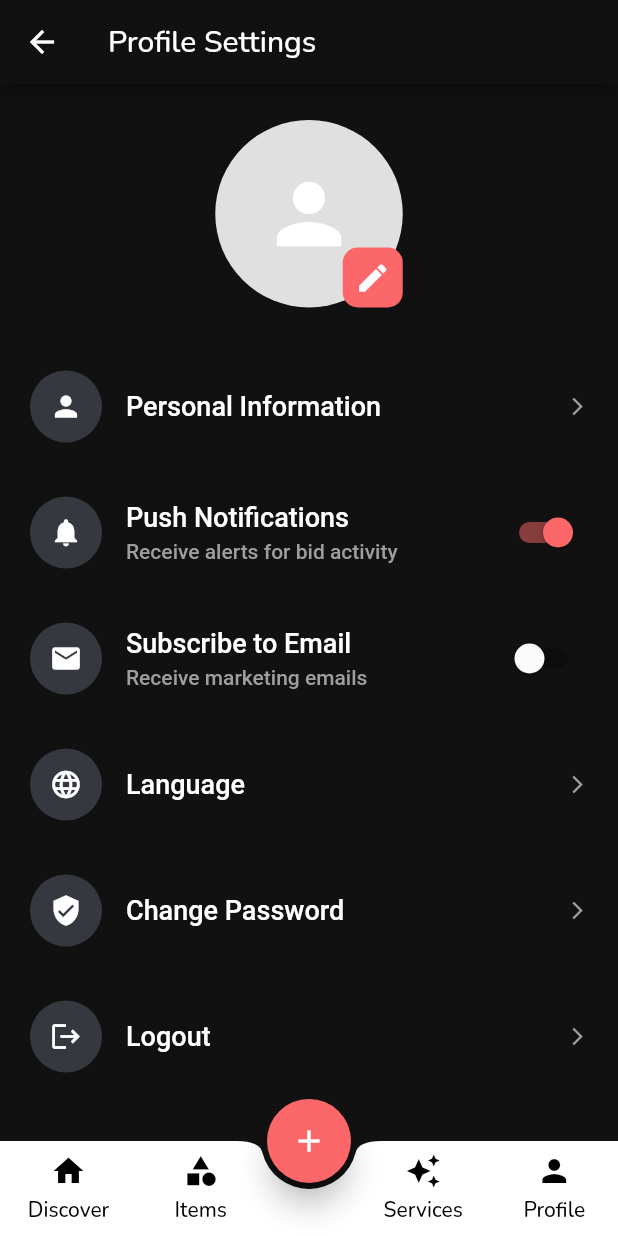
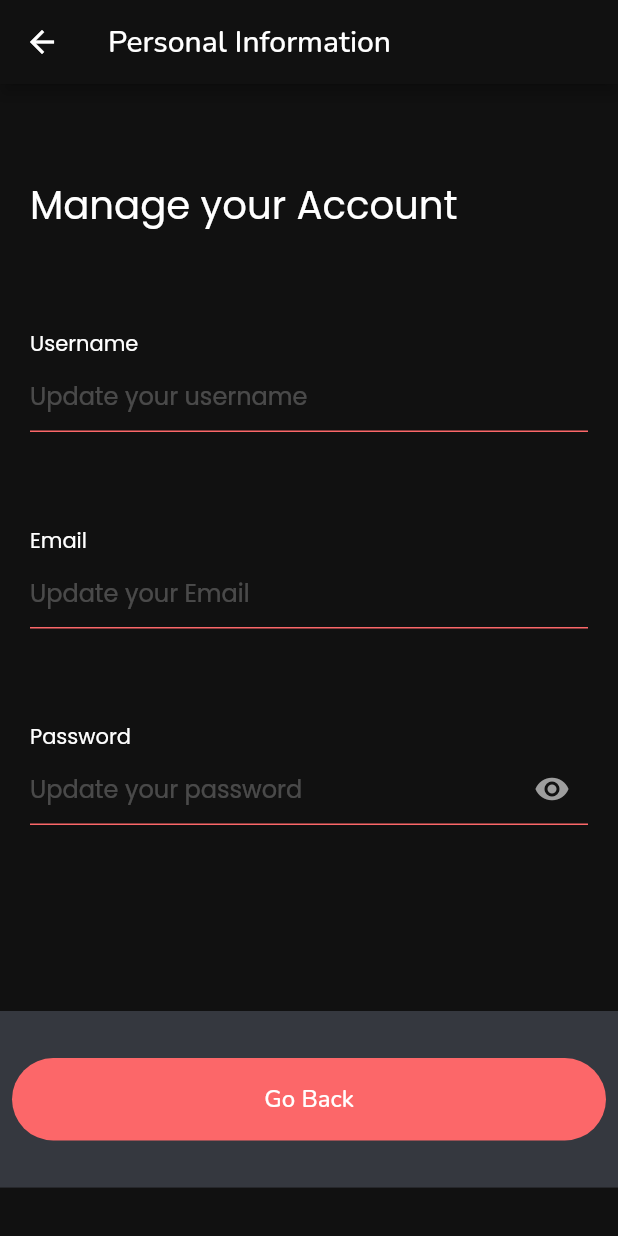
Before and after one commit to anuragkainth/Goose-Marketplace-App, a Flutter app: the screen it shows once a user with an empty profile is signed in, item 4 of the bottom bar chosen, after a tap on "Personal Information", on a phone screen of 412 x 824 dp. Run offline on Flutter 3.47's test engine with Material 2 defaults, Android fonts, the phone set to English and light mode, and no system bars; our stand-ins replace cloud_firestore, email_validator, firebase_auth, firebase_core, get, google_fonts; missing offline and left inert: msh_checkbox; accounts and stored records are empty.

Commit message:
Read and Update functionality added

```diff
--- /dev/null
+++ b/lib/database/profile_controller.dart
@@ -0,0 +1,38 @@
+import 'package:firebase_auth/firebase_auth.dart';
+import 'package:flutter/cupertino.dart';
+import 'package:get/get.dart';
+import 'package:marketplace_app/database/user_model.dart';
+import 'package:marketplace_app/database/user_repository.dart';
+
+class ProfileController extends GetxController{
+
+  static ProfileController get instance => Get.find();
+
+
+  // Repository
+
+  final _userRepo = Get.put(UserRepository());
+
+  // GET USER EMAIL AND PASSWORD TO  USER REPOSITORY TO FETCH RECORD FROM DATABASE
+
+  getUserData() {
+
+    final String? email =  FirebaseAuth.instance.currentUser?.email;
+
+    if(email != null){
+
+      return _userRepo.getUserDetails(email);
+
+    } else {
+
+      Get.snackbar("Error", "Login to Continue");
+    }
+
+  }
+
+  updateRecord(UserModel user) async {
+
+    await _userRepo.updateUserRecord(user);
+  }
+
+}
--- a/lib/database/user_model.dart
+++ b/lib/database/user_model.dart
@@ -1,3 +1,4 @@
+import 'package:cloud_firestore/cloud_firestore.dart';
 
 class UserModel {
   final String? id;
@@ -11,14 +12,25 @@ class UserModel {
       required this.password,
       required this.email});
 
-  toJson(){
+  toJson() {
+    return {"fullName": fullName, "Email": email, "Password": password};
+  }
 
-    return{
+  // static UserModel formJson(Map<String, dynamic> json) =>
+  //   UserModel(fullName: json["fullName"], password: json["password"], email: json["Email"]);
 
-      "fullName": fullName,
-      "Email": email,
-      "Password": password
-    };
 
+  // MAP USER FETCHED FROM FIREBASE TO UserModel
+
+
+  factory UserModel.fromSnapshot(
+      DocumentSnapshot<Map<String, dynamic>> document) {
+    final data = document.data()!;
+
+    return UserModel(
+        id: document.id,
+        fullName: data["fullName"],
+        password: data["Password"],
+        email: data["Email"]);
   }
 }
--- a/lib/database/user_repository.dart
+++ b/lib/database/user_repository.dart
@@ -34,4 +34,20 @@ class UserRepository extends GetxController {
       );
     });
   }
+
+  // FETCH USER DETAIL FORM Firestore
+
+  Future<UserModel> getUserDetails(String email) async {
+
+    final snapShot = await _db.collection("Users").where("Email", isEqualTo: email).get();
+    final userData = snapShot.docs.map((e) => UserModel.fromSnapshot(e)).single;
+
+    return userData;
+  }
+
+  Future<void> updateUserRecord(UserModel user) async {
+
+    await _db.collection("Users").doc(user.id).update(user.toJson());
+
+  }
 }
--- /dev/null
+++ b/lib/pages/personal_info_page.dart
@@ -0,0 +1,254 @@
+import 'package:flutter/material.dart';
+import 'package:marketplace_app/constants/colors.dart';
+import 'package:google_fonts/google_fonts.dart';
+import 'package:email_validator/email_validator.dart';
+import 'package:marketplace_app/database/profile_controller.dart';
+import 'package:marketplace_app/database/user_model.dart';
+import 'package:marketplace_app/utilities/auth_button.dart';
+import 'package:get/get.dart';
+
+class PersonalInfoPage extends StatefulWidget {
+  const PersonalInfoPage({Key? key}) : super(key: key);
+
+  @override
+  State<PersonalInfoPage> createState() => _PersonalInfoPageState();
+}
+
+class _PersonalInfoPageState extends State<PersonalInfoPage> {
+
+  bool _obscureText = true;
+
+  bool isChecked = true;
+  bool isDisabled = false;
+
+  bool? valueFirst = false;
+
+  final formKey = GlobalKey<FormState>();
+
+  String? updateUserName;
+  String? updatePassword;
+  String? updateEmail;
+
+
+
+  @override
+  Widget build(BuildContext context) {
+
+    final controller = Get.put(ProfileController());
+
+    return Scaffold(
+        appBar: AppBar(
+          title: Text(
+              'Personal Information',
+            style: GoogleFonts.nunito(
+              textStyle: TextStyle(color: Colors.white)
+            ),
+          )
+        ),
+        body: SafeArea(
+          child: SingleChildScrollView(
+            child: Expanded(
+              child: FutureBuilder(
+                future: controller.getUserData(),
+                builder: (context,snapshot){
+                  if(snapshot.connectionState == ConnectionState.done){
+                    if(snapshot.hasData) {
+
+                      UserModel userData = snapshot.data as UserModel;
+
+                      return Column(
+                        mainAxisAlignment: MainAxisAlignment.spaceBetween,
+                        children: [
+                          SizedBox(
+                            height: MediaQuery.of(context).size.height * 3 / 4,
+                            width: double.infinity,
+                            child: Padding(
+                              padding: EdgeInsets.symmetric(horizontal: 20.0),
+                              child: Form(
+                                key: formKey,
+                                child: Column(
+                                  mainAxisAlignment: MainAxisAlignment.spaceEvenly,
+                                  crossAxisAlignment: CrossAxisAlignment.start,
+                                  children: [
+                                    Row(
+                                      children: [
+                                        Text(
+                                          'Manage your Account',
+                                          style: GoogleFonts.poppins(
+                                              textStyle: TextStyle(
+                                                color: Colors.white,
+                                                fontSize: MediaQuery.of(context).size.width / 16,
+                                              )),
+                                        ),
+                                      ],
+                                    ),
+                                    Column(
+                                      crossAxisAlignment: CrossAxisAlignment.start,
+                                      children: [
+                                        Text(
+                                          'Username',
+                                          style: GoogleFonts.poppins(
+                                              textStyle: TextStyle(
+                                                color: Colors.white,
+                                              )),
+                                        ),
+                                        TextFormField(
+                                          // controller: controller.username,
+                                          initialValue: userData.fullName,
+                                          autovalidateMode:
+                                          AutovalidateMode.onUserInteraction,
+                                          validator: (username) => (username == '')
+                                              ? 'Enter a user name'
+                                              : null,
+                                          style: GoogleFonts.poppins(
+                                              textStyle: TextStyle(
+                                                color: Colors.white70,
+                                              )),
+                                          decoration: InputDecoration(
+                                            hintText: 'Update your username',
+                                            hintStyle: GoogleFonts.poppins(
+                                                textStyle:
+                                                TextStyle(color: Colors.white24)),
+                                            enabledBorder: UnderlineInputBorder(
+                                              borderSide:
+                                              BorderSide(color: kDefaultRedColor),
+                                            ),
+                                            focusedBorder: UnderlineInputBorder(
+                                              borderSide:
+                                              BorderSide(color: kDefaultRedColor),
+                                            ),
+                                          ),
+                                        )
+                                      ],
+                                    ),
+                                    Column(
+                                      crossAxisAlignment: CrossAxisAlignment.start,
+                                      children: [
+                                        Text(
+                                          'Email',
+                                          style: GoogleFonts.poppins(
+                                              textStyle: TextStyle(
+                                                color: Colors.white,
+                                              )),
+                                        ),
+                                        TextFormField(
+                                          // controller: controller.email,
+                                          initialValue: userData.email,
+                                          autovalidateMode:
+                                          AutovalidateMode.onUserInteraction,
+                                          validator: (email) => email != null &&
+                                              !EmailValidator.validate(email)
+                                              ? 'Enter a valid email'
+                                              : null,
+                                          style: GoogleFonts.poppins(
+                                              textStyle: TextStyle(
+                                                color: Colors.white70,
+                                              )),
+                                          decoration: InputDecoration(
+                                            hintText: 'Update your Email',
+                                            hintStyle: GoogleFonts.poppins(
+                                                textStyle:
+                                                TextStyle(color: Colors.white24)),
+                                            enabledBorder: UnderlineInputBorder(
+                                              borderSide:
+                                              BorderSide(color: kDefaultRedColor),
+                                            ),
+                                            focusedBorder: UnderlineInputBorder(
+                                              borderSide:
+                                              BorderSide(color: kDefaultRedColor),
+                                            ),
+                                          ),
+                                        )
+                                      ],
+                                    ),
+                                    Column(
+                                      crossAxisAlignment: CrossAxisAlignment.start,
+                                      children: [
+                                        Text(
+                                          'Password',
+                                          style: GoogleFonts.poppins(
+                                              textStyle: TextStyle(
+                                                color: Colors.white,
+                                              )),
+                                        ),
+                                        TextFormField(
+                                          // controller: controller.password,
+                                          initialValue: userData.password,
+                                          autovalidateMode:
+                                          AutovalidateMode.onUserInteraction,
+                                          validator: (value) =>
+                                          value != null && value.length < 6
+                                              ? 'Enter min. 6 characters'
+                                              : null,
+                                          obscureText: _obscureText,
+                                          style: GoogleFonts.poppins(
+                                              textStyle: TextStyle(
+                                                color: Colors.white70,
+                                              )),
+                                          decoration: InputDecoration(
+                                            suffixIcon: GestureDetector(
+                                              onTap: () {
+                                                setState(() {
+                                                  _obscureText = !_obscureText;
+                                                });
+                                              },
+                                              child: Icon(
+                                                _obscureText
+                                                    ? Icons.visibility
+                                                    : Icons.visibility_off,
+                                                color: Colors.grey,
+                                              ),
+                                            ),
+                                            hintText: 'Update your password',
+                                            hintStyle: GoogleFonts.poppins(
+                                                textStyle:
+                                                TextStyle(color: Colors.white24)),
+                                            enabledBorder: UnderlineInputBorder(
+                                              borderSide:
+                                              BorderSide(color: kDefaultRedColor),
+                                            ),
+                                            focusedBorder: UnderlineInputBorder(
+                                              borderSide:
+                                              BorderSide(color: kDefaultRedColor),
+                                            ),
+                                          ),
+                                        ),
+                                      ],
+                                    ),
+                                    SizedBox()
+                                  ],
+                                ),
+                              ),
+                            ),
+                          ),
+                          Container(
+                            height: MediaQuery.of(context).size.height * 2 / 14,
+                            width: double.infinity,
+                            color: kDefaultGreyColor,
+                            child: AuthButton(
+                              onPressed: () {
+                                Navigator.pop(context);
+                              },
+                              text: 'Go Back',
+                              color: kDefaultRedColor,
+                              overlayColor: kDefaultGreyColor,
+                            ),
+                          )
+                        ],
+                      );
+                    } else if(snapshot.hasError){
+
+                      return Center(child: Text(snapshot.error.toString()));
+                    } else {
+                      return const Center(child: Text('Something went wrong'));
+                    }
+                  } else {
+                    return Center(child: CircularProgressIndicator());
+                  }
+                },
+              ),
+            ),
+          ),
+        ));
+  }
+}
--- a/lib/pages/profile_page.dart
+++ b/lib/pages/profile_page.dart
@@ -1,6 +1,8 @@
 import 'package:flutter/material.dart';
 import 'package:google_fonts/google_fonts.dart';
 import 'package:marketplace_app/constants/colors.dart';
+import 'package:marketplace_app/pages/account_update_page.dart';
+import 'package:marketplace_app/pages/personal_info_page.dart';
 import 'package:marketplace_app/utilities/floating_bar_buttons.dart';
 import 'package:marketplace_app/utilities/floating_bar_add_button.dart';
 import 'package:firebase_auth/firebase_auth.dart';
@@ -57,7 +59,13 @@ class ProfileSettingsPage extends StatelessWidget {
               buildButton(
                 icon: Icons.person,
                 title: 'Personal Information',
-                onTap: () {},
+                onTap: () {
+                  Navigator.of(context).push(
+                    MaterialPageRoute(
+                      builder: (context) =>  PersonalInfoPage(),
+                    ),
+                  );
+                },
               ),
               _buildNotificationButton(
                 icon: Icons.notifications,
@@ -80,9 +88,15 @@ class ProfileSettingsPage extends StatelessWidget {
                 onTap: () {},
               ),
               buildButton(
-                icon: Icons.verified_user,
-                title: 'Change Password',
-                onTap: () {},
+                icon: Icons.manage_accounts,
+                title: 'Update Account',
+                onTap: () {
+                  Navigator.of(context).push(
+                    MaterialPageRoute(
+                      builder: (context) =>  UpdateAccPage(),
+                    ),
+                  );
+                },
               ),
               buildButton(
                 icon: Icons.logout,
@@ -138,7 +152,7 @@ class ProfileSettingsPage extends StatelessWidget {
             Expanded(
               child: Text(
                 title,
-                style: TextStyle(fontSize: 18, color: Colors.white),
+                style: GoogleFonts.nunito(textStyle: TextStyle(fontSize: 18, color: Colors.white)),
               ),
             ),
             Icon(Icons.arrow_forward_ios, color: Colors.grey,size: 14,),
@@ -176,12 +190,12 @@ class ProfileSettingsPage extends StatelessWidget {
                 children: [
                   Text(
                     title,
-                    style: TextStyle(fontSize: 18, color: Colors.white),
+                    style: GoogleFonts.nunito(textStyle: TextStyle(fontSize: 18, color: Colors.white)),
                   ),
                   SizedBox(height: 4),
                   Text(
                     subtitle,
-                    style: TextStyle(fontSize: 14, color: Colors.grey),
+                    style: GoogleFonts.nunito(textStyle: TextStyle(fontSize: 14, color: Colors.grey),)
                   ),
                 ],
               ),
```
Also changed, not shown: lib/pages/account_update_page.dart (added, +273 -0 lines).
